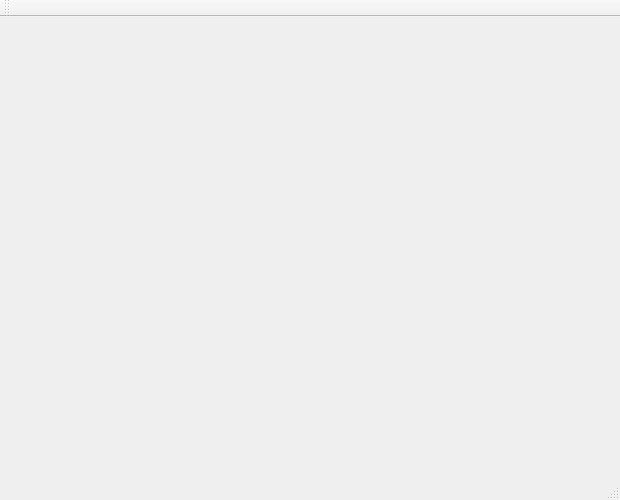
G-Club/CorCPP, file ChatRoom/ChatServer/ui/mainwindow.ui: the form before one commit.
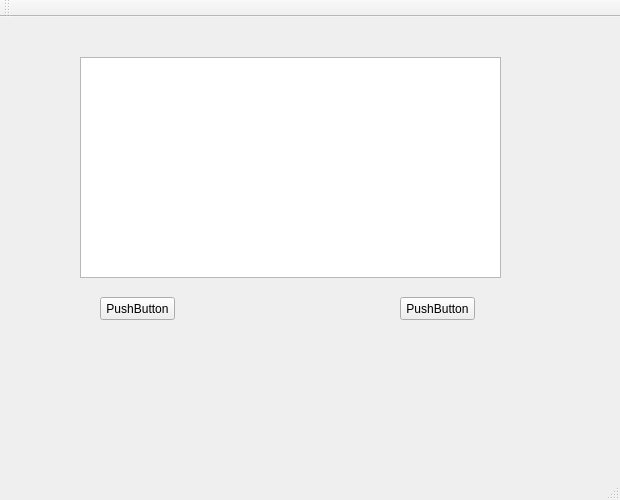
The form after the commit.

What changed in the file:
```diff
--- a/ChatRoom/ChatServer/ui/mainwindow.ui
+++ b/ChatRoom/ChatServer/ui/mainwindow.ui
@@ -12,13 +12,65 @@
   <property name="windowTitle" >
    <string>MainWindow</string>
   </property>
-  <widget class="QMenuBar" name="menuBar" />
-  <widget class="QToolBar" name="mainToolBar" />
-  <widget class="QWidget" name="centralWidget" />
-  <widget class="QStatusBar" name="statusBar" />
+  <widget class="QWidget" name="centralWidget">
+   <widget class="QPushButton" name="pushButton">
+    <property name="geometry">
+     <rect>
+      <x>100</x>
+      <y>280</y>
+      <width>75</width>
+      <height>23</height>
+     </rect>
+    </property>
+    <property name="text">
+     <string>PushButton</string>
+    </property>
+   </widget>
+   <widget class="QPushButton" name="pushButton_2">
+    <property name="geometry">
+     <rect>
+      <x>400</x>
+      <y>280</y>
+      <width>75</width>
+      <height>23</height>
+     </rect>
+    </property>
+    <property name="text">
+     <string>PushButton</string>
+    </property>
+   </widget>
+   <widget class="QTextEdit" name="textEdit">
+    <property name="geometry">
+     <rect>
+      <x>80</x>
+      <y>40</y>
+      <width>421</width>
+      <height>221</height>
+     </rect>
+    </property>
+   </widget>
+  </widget>
+  <widget class="QMenuBar" name="menuBar">
+   <property name="geometry">
+    <rect>
+     <x>0</x>
+     <y>0</y>
+     <width>620</width>
+     <height>23</height>
+    </rect>
+   </property>
+  </widget>
+  <widget class="QToolBar" name="mainToolBar">
+   <attribute name="toolBarArea">
+    <enum>TopToolBarArea</enum>
+   </attribute>
+   <attribute name="toolBarBreak">
+    <bool>false</bool>
+   </attribute>
+  </widget>
+  <widget class="QStatusBar" name="statusBar"/>
  </widget>
- <layoutDefault spacing="6" margin="11" />
- <pixmapfunction></pixmapfunction>
+ <layoutdefault spacing="6" margin="11"/>
  <resources/>
  <connections/>
 </ui>
```
Left out of the diff: 7 changed lines with no effect on the pictures.
